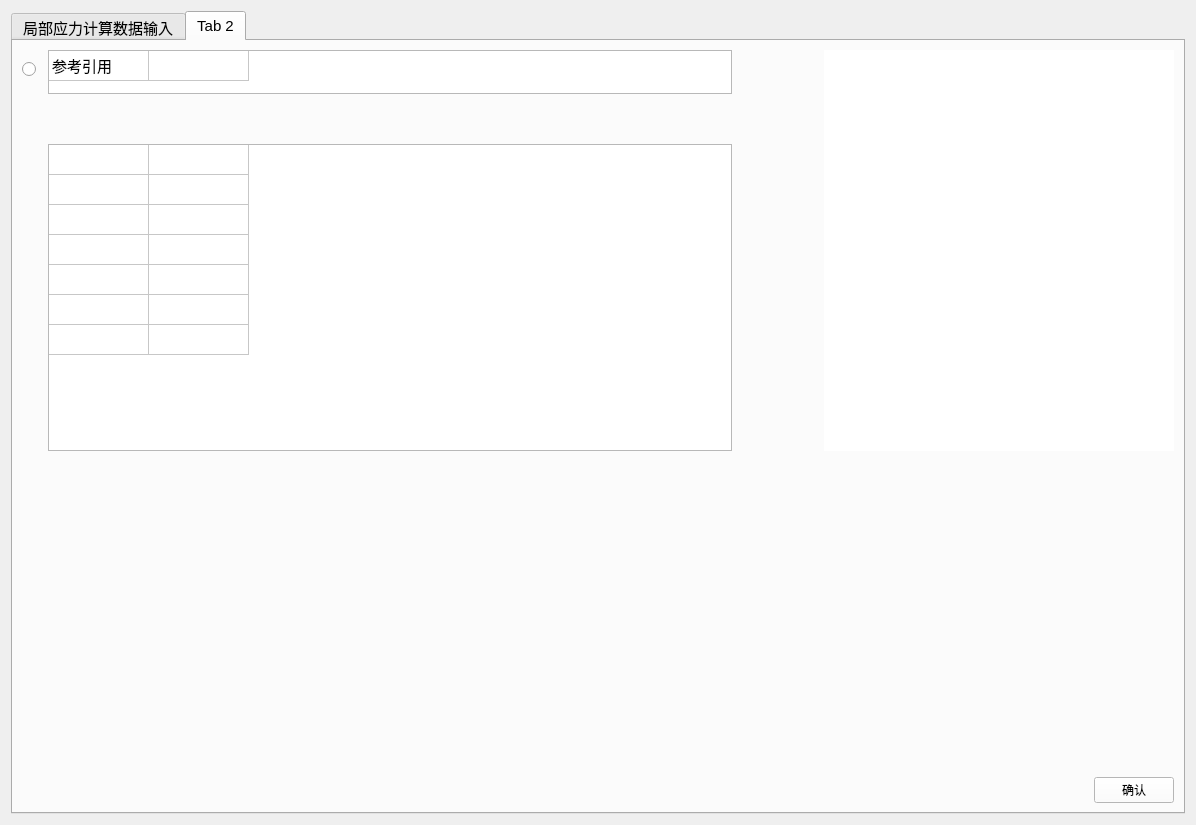
First picture: the form in DongLanpec-local/modules/guankoudingyi/ui/pipe_openingload.ui, repository scienhudb/donghua, before the edit.
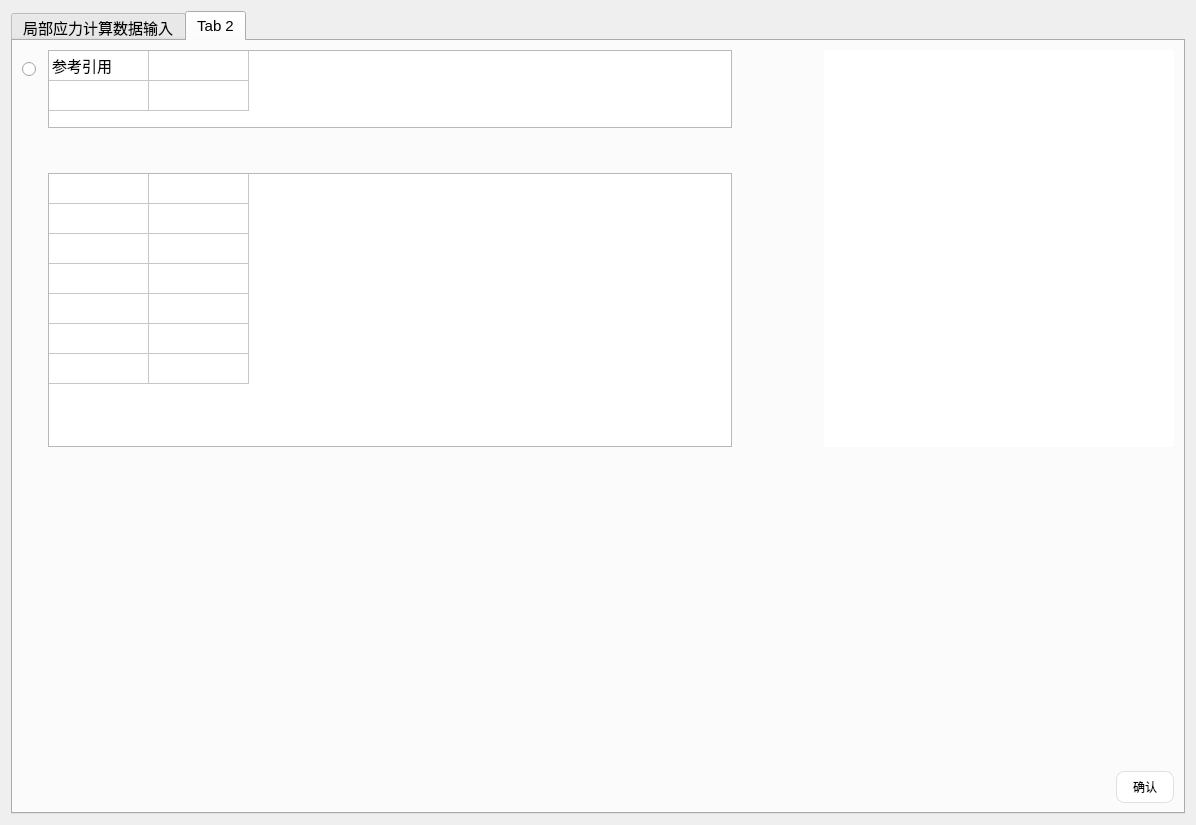
Second picture: the form after the edit. The open tabs and pages were chosen to show the change.

Diff of the .ui file:
```diff
--- a/DongLanpec-local/modules/guankoudingyi/ui/pipe_openingload.ui
+++ b/DongLanpec-local/modules/guankoudingyi/ui/pipe_openingload.ui
@@ -203,7 +203,7 @@
             </layout>
            </item>
            <item>
-            <layout class="QVBoxLayout" name="verticalLayout_4" stretch="1,1,7">
+            <layout class="QVBoxLayout" name="verticalLayout_4" stretch="2,1,7">
              <item>
               <widget class="QTableWidget" name="justlike">
                <property name="minimumSize">
@@ -213,7 +213,7 @@
                 </size>
                </property>
                <property name="rowCount">
-                <number>1</number>
+                <number>2</number>
                </property>
                <property name="columnCount">
                 <number>2</number>
@@ -231,6 +231,7 @@
                 <bool>true</bool>
                </attribute>
                <row/>
+               <row/>
                <column/>
                <column/>
                <item row="0" column="0">
@@ -361,7 +362,41 @@
            <item>
             <widget class="QPushButton" name="save_btn">
              <property name="styleSheet">
-              <string notr="true">background-color: rgb(255, 255, 255);</string>
+              <string notr="true">QPushButton {
+    /* 背景：纯白，无渐变 */
+    background-color: #FFFFFF;
+    /* 边框：浅灰色细线 */
+    border: 1px solid #E0E0E0;
+    /* 圆角：8px，和参考图一致 */
+    border-radius: 8px;
+    /* 文字样式 */
+    color: #000000;
+    font-size: px;
+    /* 内边距，让文字居中 */
+    padding: 6px 16px;
+    /* 鼠标悬浮时的过渡效果 */
+    transition: all 0.2s ease;
+}
+
+/* 鼠标悬浮效果：轻微加深边框 + 浅背景 */
+QPushButton:hover {
+    background-color: #F5F5F5;
+    border-color: #D0D0D0;
+}
+
+/* 点击效果：按下时轻微变暗 */
+QPushButton:pressed {
+    background-color: #EEEEEE;
+    border-color: #C0C0C0;
+}
+
+/* 禁用状态样式（可选） */
+QPushButton:disabled {
+    background-color: #FAFAFA;
+    color: #AAAAAA;
+    border-color: #E5E5E5;
+}
+</string>
              </property>
              <property name="text">
               <string>确认</string>
```
Left out of the diff: 12 changed lines with no effect on the pictures.
